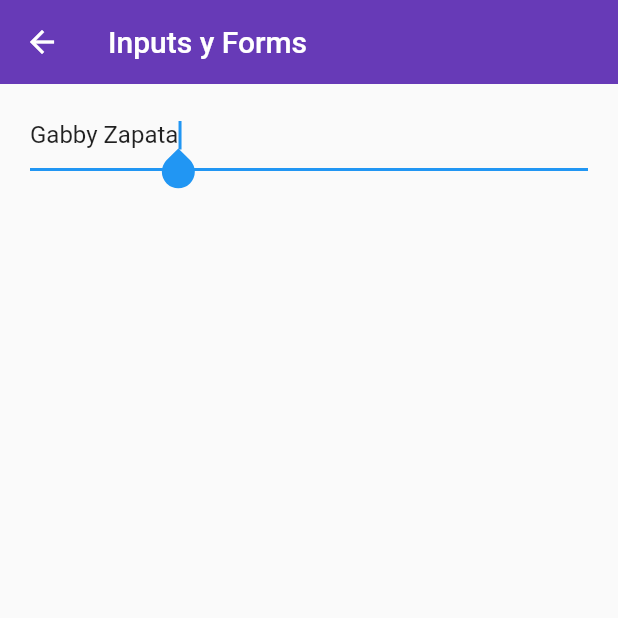
After one commit to mazgeco/fl_components, a Flutter app: the InputsScreen screen opened by its route, on a phone screen of 412 x 824 dp, the top half of it. The commit adds this screen. Run offline on Flutter 3.47's test engine with Material 2 defaults, Android fonts, the phone set to English and light mode, and no system bars.

Commit message:
nuevos cambios

```diff
--- a/lib/router/app_routes.dart
+++ b/lib/router/app_routes.dart
@@ -15,7 +15,8 @@ class AppRoutes {
     MenuOption(route: 'alert', icon: Icons.add_alarm, name: 'Alertas', screen: const AlertScreen()),
     MenuOption(route: 'card', icon: Icons.credit_card, name: 'Cards', screen: const CardScreen()),
     MenuOption(route: 'avatar', icon: Icons.supervised_user_circle_outlined, name: 'Circle Avatar', screen: const AvatarScreen()),
-    MenuOption(route: 'animated', icon: Icons.play_circle_outline_outlined, name: 'Animated Container', screen: const AnimatedScreen())
+    MenuOption(route: 'animated', icon: Icons.play_circle_outline_outlined, name: 'Animated Container', screen: const AnimatedScreen()),
+    MenuOption(route: 'inputs', icon: Icons.input_rounded, name: 'Text Inputs', screen: const InputsScreen()),
   ];
 
   static Map<String, Widget Function(BuildContext)> getAppRoutes() {
--- /dev/null
+++ b/lib/screens/inputs_screen.dart
@@ -0,0 +1,32 @@
+import 'package:flutter/material.dart';
+
+class InputsScreen extends StatelessWidget {
+
+  const InputsScreen({Key? key}) : super(key: key);
+
+  @override
+  Widget build(BuildContext context) {
+    return Scaffold(
+      appBar: AppBar(
+        title: const Text('Inputs y Forms'),
+      ),
+      body: SingleChildScrollView(
+        child: Padding(
+          padding: const EdgeInsets.symmetric(horizontal: 20, vertical: 10),
+          child: Column(
+            children: [
+              TextFormField(
+                autofocus: true,
+                initialValue: 'Gabby Zapata',
+                textCapitalization: TextCapitalization.words,
+                onChanged: (value) {
+                  print(value);
+                },
+              )
+            ],
+          ),
+        ),
+      )
+    );
+  }
+}
--- a/lib/screens/screens.dart
+++ b/lib/screens/screens.dart
@@ -1,7 +1,8 @@
 export 'package:fl_components/screens/alert_screen.dart';
+export 'package:fl_components/screens/animated_screen.dart';
 export 'package:fl_components/screens/avatar_screen.dart';
 export 'package:fl_components/screens/card_screen.dart';
 export 'package:fl_components/screens/home_screen.dart';
+export 'package:fl_components/screens/inputs_screen.dart';
 export 'package:fl_components/screens/listview1_screen.dart';
 export 'package:fl_components/screens/listview2_screen.dart';
-export 'package:fl_components/screens/animated_screen.dart';
```
